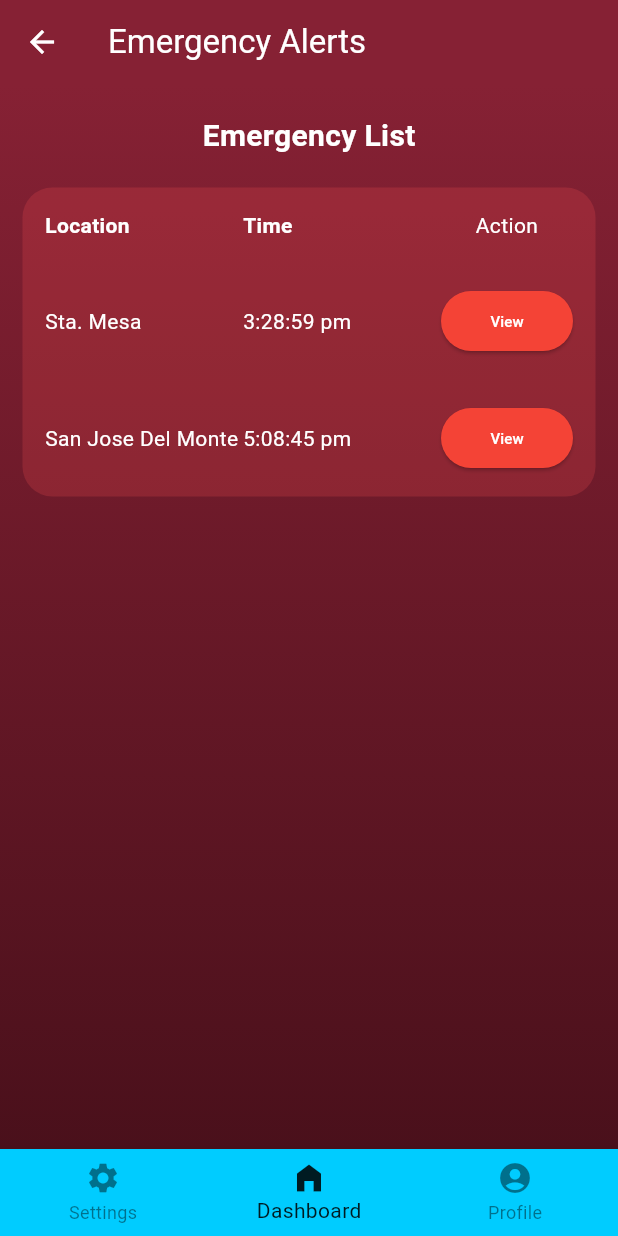
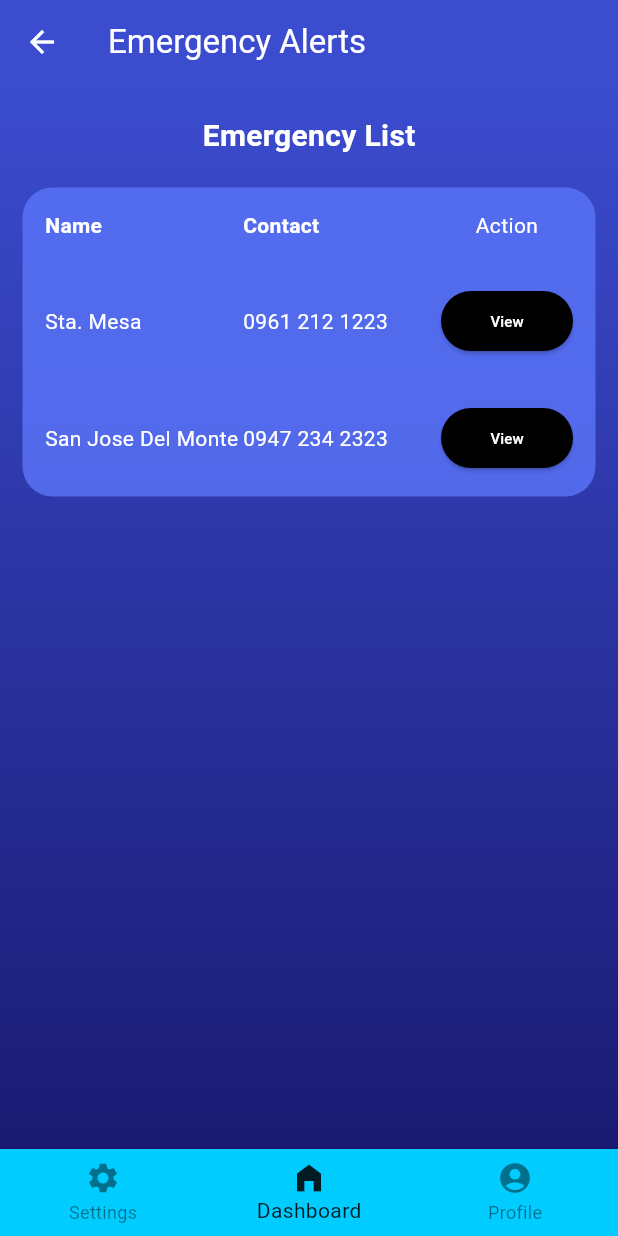
Before and after one commit to The-Monarch-of-Programming/Sentinel-A-Helmet-Mounted-Emergency-Crash-Detection-Device, a Flutter app: the EmergencyAlerts screen opened directly, on a phone screen of 412 x 824 dp. Run offline on Flutter 3.47's test engine with Material 3 defaults, Android fonts, the phone set to English and light mode, and no system bars; our stand-ins replace firebase_auth, shared_preferences; accounts and stored records are empty.

Commit message:
Update DispatchPage.dart

```diff
--- a/lib/DispatchPage.dart
+++ b/lib/DispatchPage.dart
@@ -22,7 +22,7 @@ class _DispatcherAppState extends State<DispatcherApp> {
   }
 }
 
-// --- PAGE 1: DASHBOARD ---
+//Dashboard Page
 class DashboardPage extends StatefulWidget {
   const DashboardPage({super.key});
 
@@ -100,13 +100,13 @@ class _DashboardPageState extends State<DashboardPage> {
           ],
         ),
       ),
-      // --- ADDED REUSABLE NAV BAR ---
+      // Reusable Navigation Bar
       bottomNavigationBar: const CustomBottomNavBar(currentIndex: 1),
     );
   }
 }
 
-// --- PAGE 2: ALL TASKS PAGE ---
+//All task Page
 class AllTasksPage extends StatefulWidget {
   const AllTasksPage({super.key});
 
@@ -159,7 +159,7 @@ class _AllTasksPageState extends State<AllTasksPage> {
           ],
         ),
       ),
-      // --- ADDED REUSABLE NAV BAR ---
+      //Reusable Bottom Navigation Bar
       bottomNavigationBar: const CustomBottomNavBar(currentIndex: 1),
     );
   }
@@ -197,7 +197,7 @@ class _AllTasksPageState extends State<AllTasksPage> {
   }
 }
 
-// --- PAGE 3: EMERGENCY ALERTS ---
+//Emergency Alerts
 class EmergencyAlerts extends StatefulWidget {
   const EmergencyAlerts({super.key});
 
@@ -207,21 +207,21 @@ class EmergencyAlerts extends StatefulWidget {
 
 class _EmergencyAlertsState extends State<EmergencyAlerts> {
   final List<Map<String, String>> tasks = const [
-    {"location": "Sta. Mesa", "time": "3:28:59 pm"},
-    {"location": "San Jose Del Monte", "time": "5:08:45 pm"},
+    {"name": "Sta. Mesa", "contact": "0961 212 1223"},
+    {"name": "San Jose Del Monte", "contact": "0947 234 2323"},
   ];
 
   @override
   Widget build(BuildContext context) {
     return Scaffold(
-      appBar: AppBar(title: const Text("Emergency Alerts"), backgroundColor: const Color(0xFF862134)),
+      appBar: AppBar(title: const Text("Emergency Alerts"), backgroundColor: const Color(0xFF3B4CCF)),
       body: Container(
         width: double.infinity,
         decoration: const BoxDecoration(
           gradient: LinearGradient(
             begin: Alignment.topCenter,
             end: Alignment.bottomCenter,
-            colors: [Color(0xFF862134), Color(0xFF4A101B)],
+            colors: [Color(0xFF3B4CCF), Color(0xFF1A1A72)],
           ),
         ),
         child: Column(
@@ -234,7 +234,7 @@ class _EmergencyAlertsState extends State<EmergencyAlerts> {
               padding: const EdgeInsets.symmetric(horizontal: 15),
               child: Container(
                 decoration: BoxDecoration(
-                  color: Colors.redAccent.withOpacity(0.2),
+                  color: const Color(0xFF5A75F9).withOpacity(0.8),
                   borderRadius: BorderRadius.circular(20),
                 ),
                 child: Column(
@@ -243,8 +243,8 @@ class _EmergencyAlertsState extends State<EmergencyAlerts> {
                       padding: EdgeInsets.all(15),
                       child: Row(
                         children: [
-                          Expanded(flex: 3, child: Text('Location', style: TextStyle(fontWeight: FontWeight.bold))),
-                          Expanded(flex: 3, child: Text('Time', style: TextStyle(fontWeight: FontWeight.bold))),
+                          Expanded(flex: 3, child: Text('Name', style: TextStyle(fontWeight: FontWeight.bold))),
+                          Expanded(flex: 3, child: Text('Contact', style: TextStyle(fontWeight: FontWeight.bold))),
                           Expanded(flex: 2, child: Text('Action', textAlign: TextAlign.center)),
                         ],
                       ),
@@ -253,12 +253,12 @@ class _EmergencyAlertsState extends State<EmergencyAlerts> {
                       padding: const EdgeInsets.all(15),
                       child: Row(
                         children: [
-                          Expanded(flex: 3, child: Text(task['location']!)),
-                          Expanded(flex: 3, child: Text(task['time']!)),
+                          Expanded(flex: 3, child: Text(task['name']!)),
+                          Expanded(flex: 3, child: Text(task['contact']!)),
                           Expanded(
                             flex: 2,
                             child: ElevatedButton(
-                              style: ElevatedButton.styleFrom(backgroundColor: Colors.red),
+                              style: ElevatedButton.styleFrom(backgroundColor: const Color.fromARGB(255, 0, 0, 0)),
                               onPressed: () {},
                               child: const Text("View", style: TextStyle(fontSize: 10, color: Colors.white)),
                             ),
@@ -273,13 +273,13 @@ class _EmergencyAlertsState extends State<EmergencyAlerts> {
           ],
         ),
       ),
-      // --- ADDED REUSABLE NAV BAR ---
+
       bottomNavigationBar: const CustomBottomNavBar(currentIndex: 1),
     );
   }
 }
 
-// --- NEW REUSABLE COMPONENT: CustomBottomNavBar ---
+//CustomBottomNavBar
 class CustomBottomNavBar extends StatelessWidget {
   final int currentIndex;
   const CustomBottomNavBar({super.key, required this.currentIndex});
@@ -306,7 +306,7 @@ class CustomBottomNavBar extends StatelessWidget {
   }
 }
 
-// --- REUSABLE COMPONENTS ---
+//Reusable Components-
 
 class ActionTile extends StatelessWidget {
   final String title;
```
